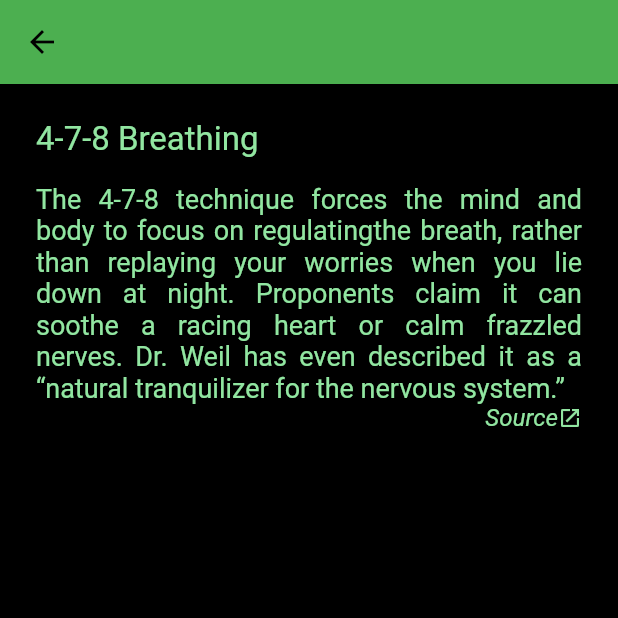
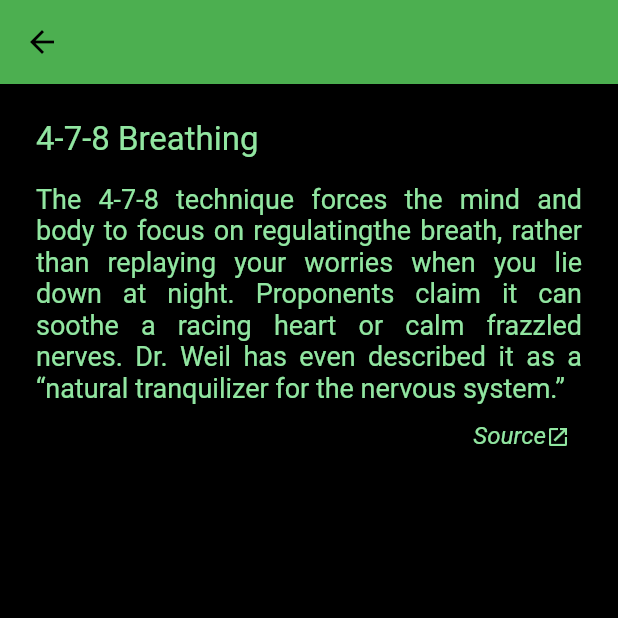
Before and after one commit to rishikesh1419/Calm-Breathing-Flutter, a Flutter app: the InfoScreen screen opened directly, on a phone screen of 412 x 824 dp, the top half of it. Run offline on Flutter 3.47's test engine with Material 2 defaults, Android fonts, the phone set to English and light mode, and no system bars.

Commit message:
Info layout fixes

```diff
--- a/lib/screens/info_screen.dart
+++ b/lib/screens/info_screen.dart
@@ -1,6 +1,8 @@
 import 'package:calm_breathing/utils/constants.dart';
 import 'package:calm_breathing/widgets/app_bar.dart';
+import 'package:flutter/gestures.dart';
 import 'package:flutter/material.dart';
+import 'package:url_launcher/url_launcher.dart';
 
 class InfoScreen extends StatelessWidget {
   @override
@@ -36,24 +38,45 @@ class InfoScreen extends StatelessWidget {
                 fontSize: 18,
               ),
             ),
-            // Container(
-            //   width: double.infinity,
-            Row(mainAxisAlignment: MainAxisAlignment.end, children: [
-              const Text(
-                "Source",
+            Container(
+              padding: EdgeInsets.only(
+                top: 12.0,
+                right: 8.0,
+              ),
+              alignment: Alignment.centerRight,
+              child: RichText(
                 textAlign: TextAlign.end,
+                text: TextSpan(
+                  children: [
+                    TextSpan(
+                      recognizer: TapGestureRecognizer()
+                        ..onTap = () async {
+                          var url =
+                              "https://www.healthline.com/health/4-7-8-breathing";
+                          if (await canLaunch(url)) {
+                            await launch(url);
+                          } else {
+                            throw 'Could not launch $url';
+                          }
+                        },
+                      text: "Source",
                       style: TextStyle(
                         color: lightGreen,
                         fontStyle: FontStyle.italic,
                         fontSize: 16,
                       ),
                     ),
-              Icon(
+                    WidgetSpan(
+                      child: Icon(
                         Icons.open_in_new,
                         color: lightGreen,
                         size: 16,
-              )
-            ])
+                      ),
+                    ),
+                  ],
+                ),
+              ),
+            ),
           ],
         ),
       ),
--- a/pubspec.yaml
+++ b/pubspec.yaml
@@ -28,6 +28,7 @@ dependencies:
   # The following adds the Cupertino Icons font to your application.
   # Use with the CupertinoIcons class for iOS style icons.
   cupertino_icons: ^1.0.0
+  url_launcher: ^6.0.6
 
 dev_dependencies:
   flutter_test:
```
Also changed, not shown: pubspec.lock. Lines whose indentation alone changed are shown as unchanged.
